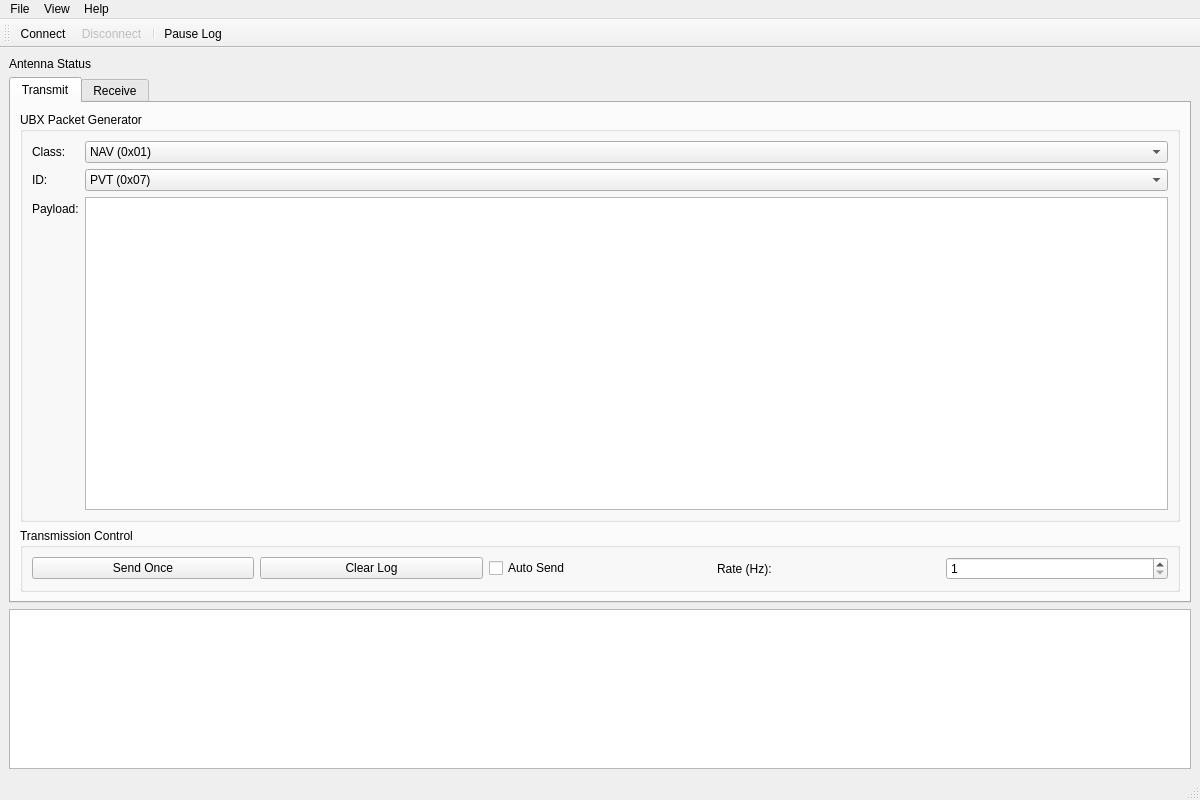
Qt form gnsswindow.ui (Semyon1968/GNSS-receiver-imitator) before a commit.
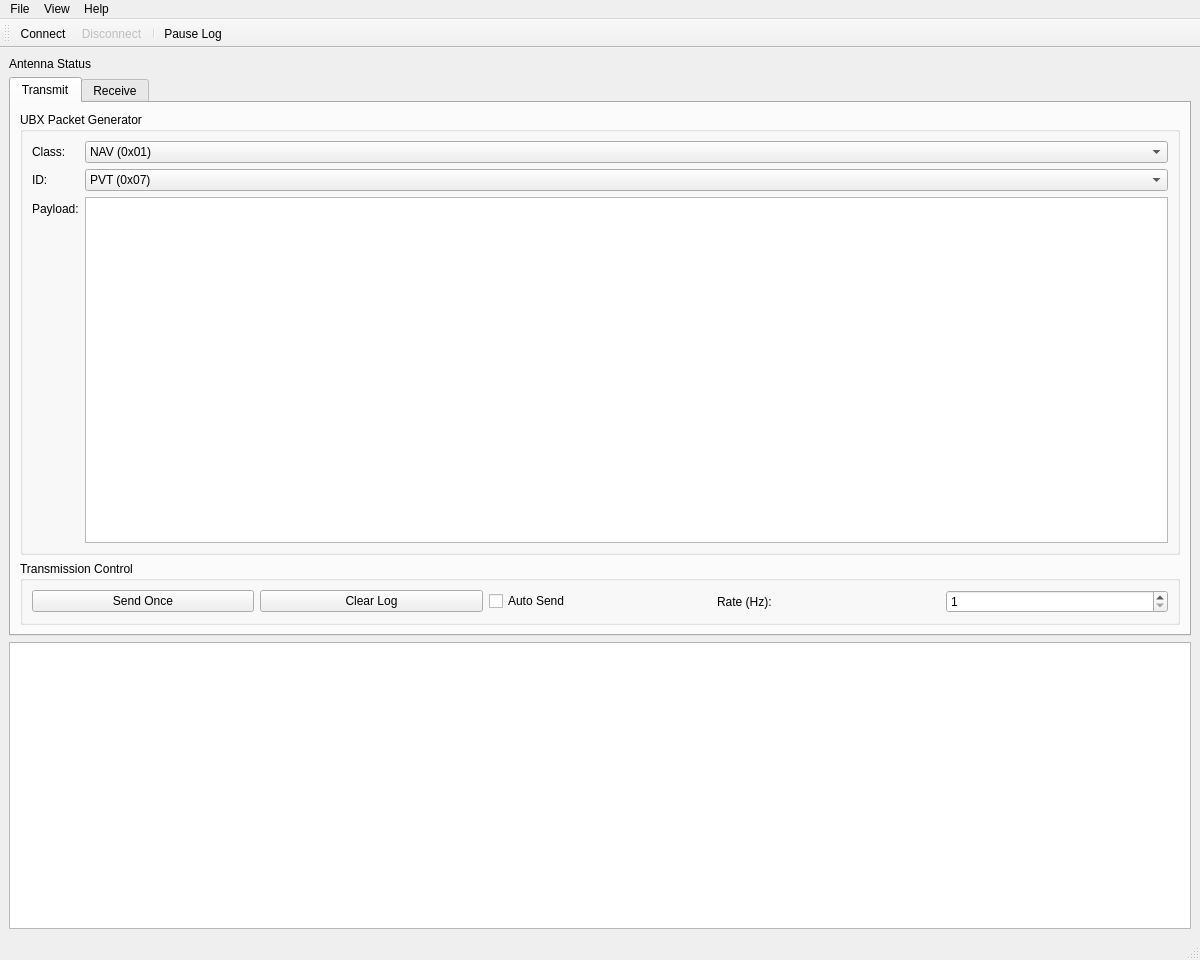
The same form after that commit.

Diff of the .ui file:
```diff
--- a/gnsswindow.ui
+++ b/gnsswindow.ui
@@ -7,7 +7,7 @@
     <x>0</x>
     <y>0</y>
     <width>1200</width>
-    <height>800</height>
+    <height>960</height>
    </rect>
   </property>
   <property name="windowTitle">
```
Left out of the diff: 92 changed lines with no effect on the pictures.
